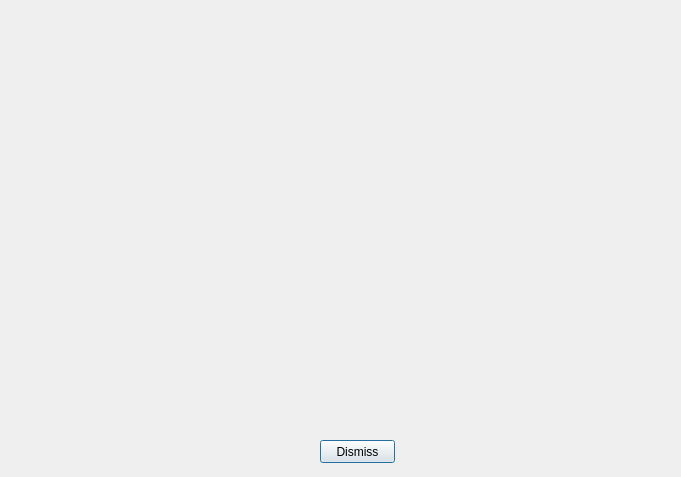
Old version of the form dialogs/faciesrelationshipdiagramdialog.ui in the repository PauloCarvalhoRJ/gammaray.
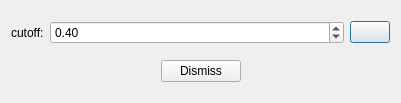
New version of the form. Icons and pictures are not drawn.

What changed in the file:
```diff
--- a/dialogs/faciesrelationshipdiagramdialog.ui
+++ b/dialogs/faciesrelationshipdiagramdialog.ui
@@ -6,26 +6,99 @@
    <rect>
     <x>0</x>
     <y>0</y>
-    <width>681</width>
-    <height>477</height>
+    <width>401</width>
+    <height>103</height>
    </rect>
   </property>
   <property name="windowTitle">
    <string>Dialog</string>
   </property>
-  <widget class="QPushButton" name="btnDismiss">
-   <property name="geometry">
-    <rect>
-     <x>320</x>
-     <y>440</y>
-     <width>75</width>
-     <height>23</height>
-    </rect>
-   </property>
-   <property name="text">
-    <string>Dismiss</string>
-   </property>
-  </widget>
+  <layout class="QVBoxLayout" name="verticalLayout">
+   <item>
+    <layout class="QHBoxLayout" name="horizontalLayout">
+     <item>
+      <widget class="QLabel" name="label">
+       <property name="sizePolicy">
+        <sizepolicy hsizetype="Minimum" vsizetype="Preferred">
+         <horstretch>0</horstretch>
+         <verstretch>0</verstretch>
+        </sizepolicy>
+       </property>
+       <property name="text">
+        <string>cutoff:</string>
+       </property>
+      </widget>
+     </item>
+     <item>
+      <widget class="QDoubleSpinBox" name="dblSpinCutoff">
+       <property name="sizePolicy">
+        <sizepolicy hsizetype="Expanding" vsizetype="Fixed">
+         <horstretch>0</horstretch>
+         <verstretch>0</verstretch>
+        </sizepolicy>
+       </property>
+       <property name="maximum">
+        <double>1.000000000000000</double>
+       </property>
+       <property name="singleStep">
+        <double>0.050000000000000</double>
+       </property>
+       <property name="value">
+        <double>0.400000000000000</double>
+       </property>
+      </widget>
+     </item>
+     <item>
+      <widget class="QPushButton" name="btnDo">
+       <property name="text">
+        <string/>
+       </property>
+       <property name="icon">
+        <iconset resource="../resources.qrc">
+         <normaloff>:/icons32/play32</normaloff>:/icons32/play32</iconset>
+       </property>
+      </widget>
+     </item>
+    </layout>
+   </item>
+   <item>
+    <layout class="QHBoxLayout" name="horizontalLayout_2">
+     <item>
+      <spacer name="horizontalSpacer">
+       <property name="orientation">
+        <enum>Qt::Horizontal</enum>
+       </property>
+       <property name="sizeHint" stdset="0">
+        <size>
+         <width>40</width>
+         <height>20</height>
+        </size>
+       </property>
+      </spacer>
+     </item>
+     <item>
+      <widget class="QPushButton" name="btnDismiss">
+       <property name="text">
+        <string>Dismiss</string>
+       </property>
+      </widget>
+     </item>
+     <item>
+      <spacer name="horizontalSpacer_2">
+       <property name="orientation">
+        <enum>Qt::Horizontal</enum>
+       </property>
+       <property name="sizeHint" stdset="0">
+        <size>
+         <width>40</width>
+         <height>20</height>
+        </size>
+       </property>
+      </spacer>
+     </item>
+    </layout>
+   </item>
+  </layout>
  </widget>
  <resources/>
  <connections>
```
Left out of the diff: 31 changed lines with no effect on the pictures.
